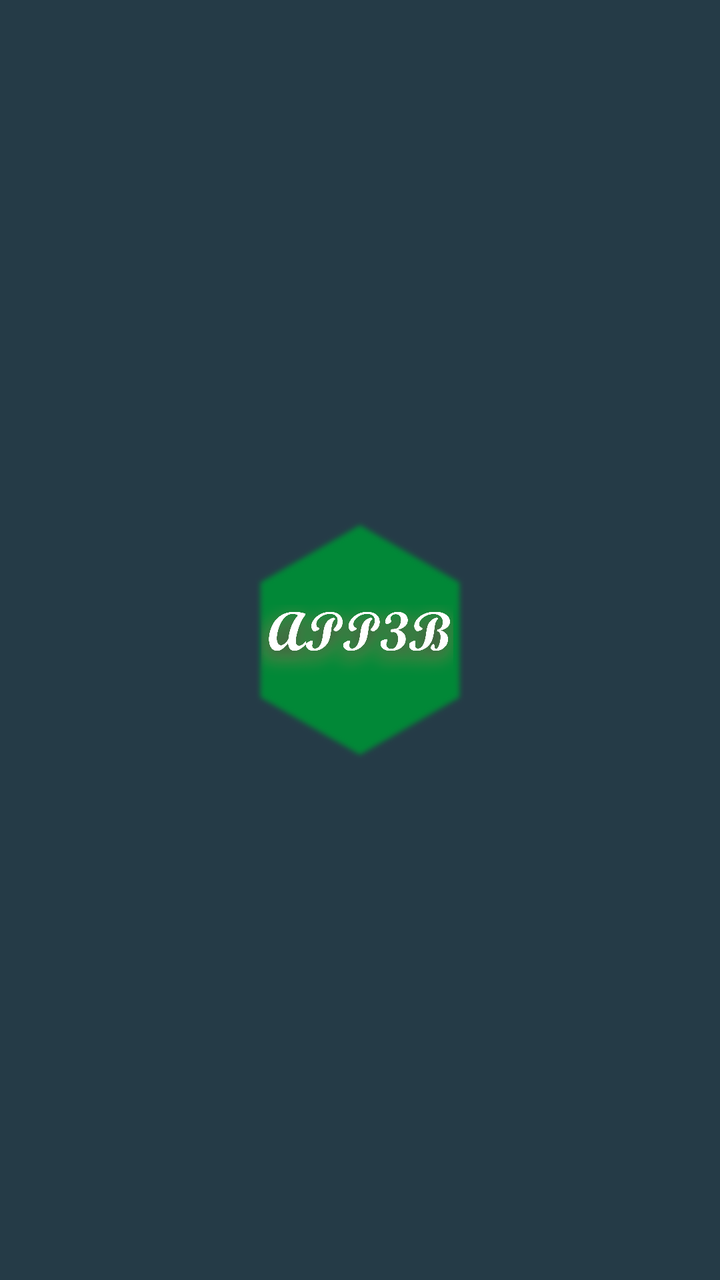
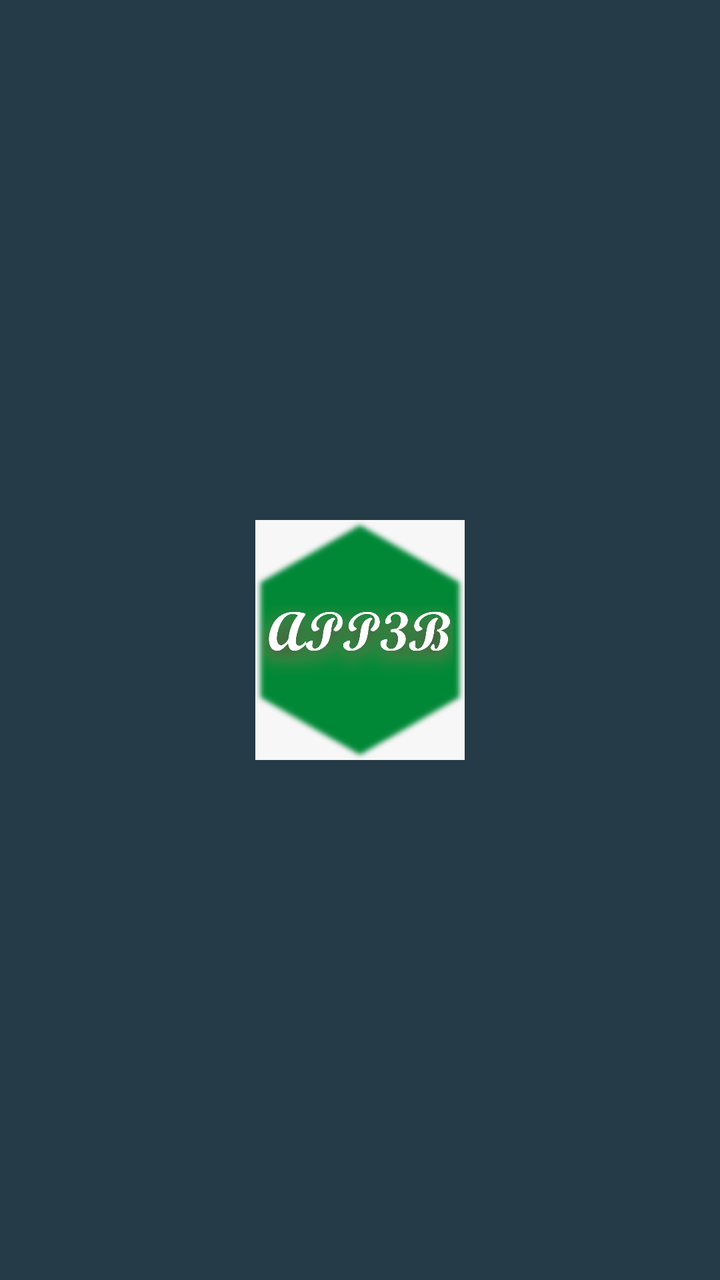

Before-and-after screenshots of an Android layout around one commit, followed by the original layout XML and the change that was made.
<!-- AndroidManifest.xml: application theme Theme.APP3B -->
<!-- res/layout/activity_splashscreen.xml -->
<?xml version="1.0" encoding="utf-8"?>
<androidx.constraintlayout.widget.ConstraintLayout xmlns:android="http://schemas.android.com/apk/res/android"
    xmlns:app="http://schemas.android.com/apk/res-auto"
    xmlns:tools="http://schemas.android.com/tools"
    android:id="@+id/main"
    android:layout_width="match_parent"
    android:layout_height="match_parent"
    tools:context=".ui.theme.activities.SplashscreenActivity"
    android:background="@color/primary">

    <ImageView
        android:id="@+id/Logo"
        android:layout_width="wrap_content"
        android:layout_height="@dimen/altoLogo"
        android:src="@drawable/Logo"
        app:layout_constraintTop_toTopOf="parent"
        app:layout_constraintBottom_toBottomOf="parent"
        app:layout_constraintStart_toStartOf="parent"
        app:layout_constraintEnd_toEndOf="parent"/>


</androidx.constraintlayout.widget.ConstraintLayout>
<!-- resources referenced by this layout -->
<resources>
  <color name="primary">#253B47</color>
  <dimen name="altoLogo">120dp</dimen>
  <!-- drawable Logo: png bitmap (drawable, 247145 bytes) -->
  <style name="Theme.APP3B" parent="android:Theme.Material.Light.NoActionBar" />
</resources>

<!-- the commit's change to res/layout/activity_splashscreen.xml (unified diff, before → after) -->
@@ -12,7 +12,7 @@
         android:id="@+id/Logo"
         android:layout_width="wrap_content"
         android:layout_height="@dimen/altoLogo"
-        android:src="@drawable/Logo"
+        android:src="@drawable/logo"
         app:layout_constraintTop_toTopOf="parent"
         app:layout_constraintBottom_toBottomOf="parent"
         app:layout_constraintStart_toStartOf="parent"
<!-- resource entries referenced after the edit -->
@@ -2,7 +2,7 @@
 <resources>
   <color name="primary">#253B47</color>
   <dimen name="altoLogo">120dp</dimen>
-  <!-- drawable Logo: png bitmap (drawable, 247145 bytes) -->
+  <!-- drawable logo: jpeg bitmap (drawable, 112702 bytes) -->
   <style name="Theme.APP3B" parent="android:Theme.Material.Light.NoActionBar" />
 </resources>
 
